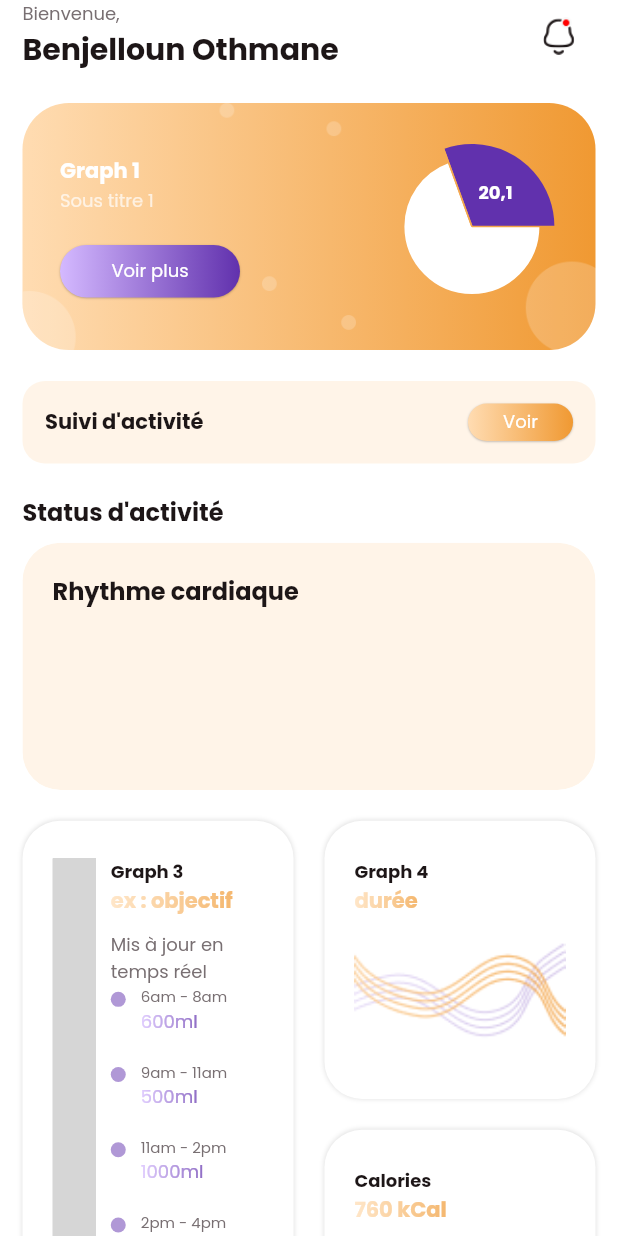
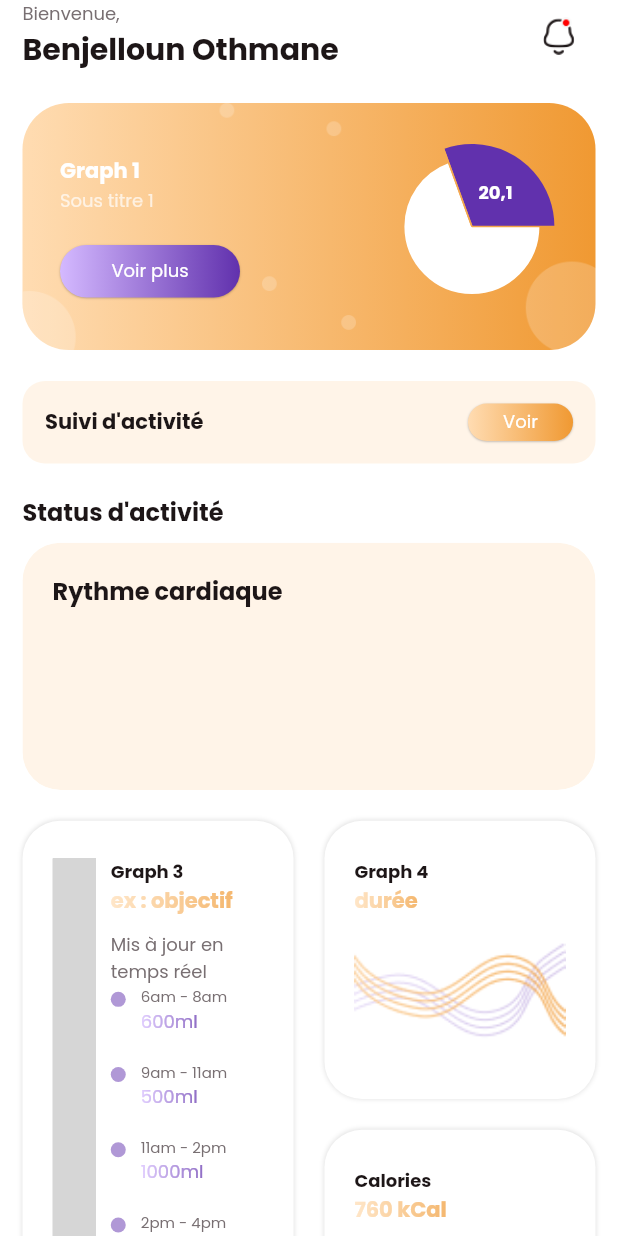
Before and after one commit to SmartFitUCA/SmartFit_App, a Flutter app: the HomeView screen opened directly, on a phone screen of 412 x 824 dp. Run offline on Flutter 3.47's test engine with Material 2 defaults, Android fonts, the light colour scheme and no system bars; drawn by our look-alikes of fl_chart; our stand-ins replace animated_toggle_switch, csv, file_picker, flutter_svg, google_maps_flutter, location and 1 more; missing offline and left inert: fit_tool, simple_animation_progress_bar; grey boxes are pictures that could not be loaded.

Commit message:
rapide commit

```diff
--- a/lib/View/home/home_view.dart
+++ b/lib/View/home/home_view.dart
@@ -299,7 +299,7 @@ class _HomeViewState extends State<HomeView> {
                             crossAxisAlignment: CrossAxisAlignment.start,
                             children: [
                               Text(
-                                "Rhythme cardiaque",
+                                "Rythme cardiaque",
                                 style: TextStyle(
                                     color: TColor.black,
                                     fontSize: 16,
```
